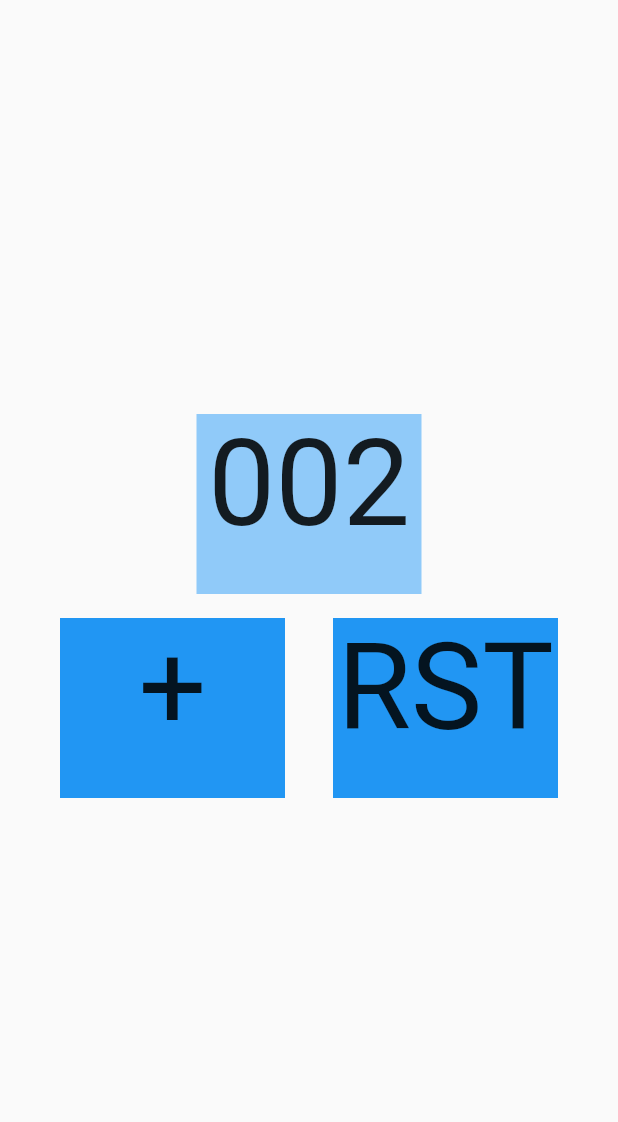
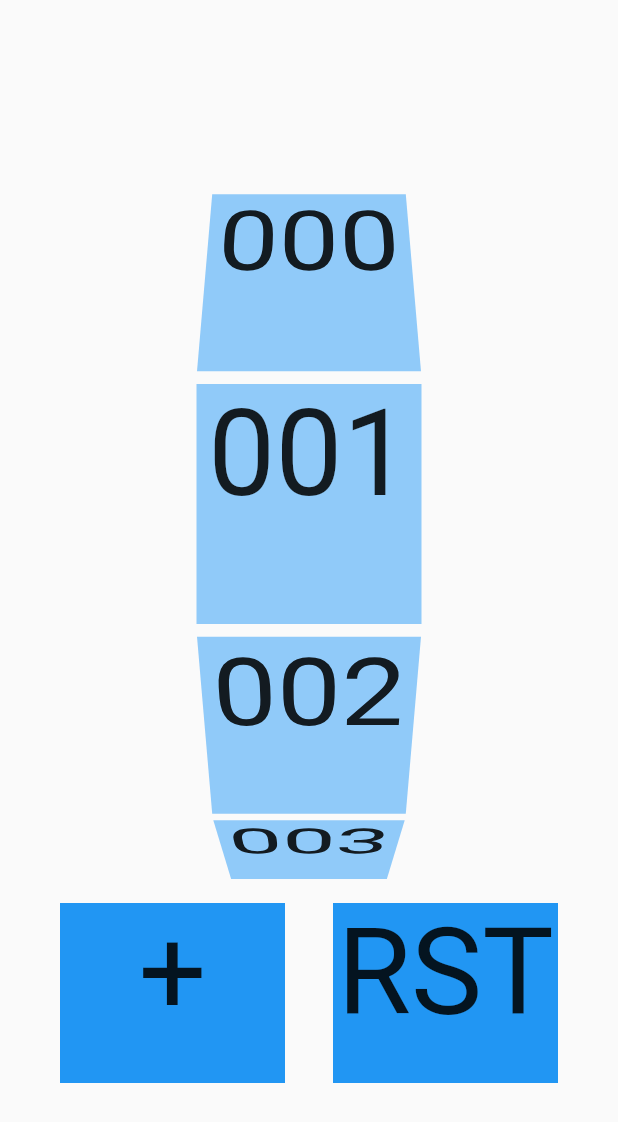
Before and after one commit to Demenciusz/WindowsApp, a Flutter app: the screen it shows after launch, after a tap on an icon or button, on a phone screen of 412 x 824 dp. Shown: the top 1122 px of the screen. Run offline on Flutter 3.47's test engine with Material 2 defaults, Android fonts, the phone set to English and light mode, and no system bars.

```diff
--- a/lib/main.dart
+++ b/lib/main.dart
@@ -15,7 +15,7 @@ class MyApp extends StatelessWidget {
       theme: ThemeData(
         primarySwatch: Colors.blue,
       ),
-      home: HomePage(),
+      home: const HomePage(),
     );
   }
 }
--- a/lib/pages/home_page.dart
+++ b/lib/pages/home_page.dart
@@ -10,7 +10,14 @@ class HomePage extends StatefulWidget {
 }
 
 class _HomePageState extends State<HomePage> {
-  int i = 1;
+  final List<Widget> list =
+      List<Widget>.generate(999, (index) => Display(value: index));
+  late FixedExtentScrollController controller;
+  @override
+  void initState() {
+    super.initState();
+    controller = FixedExtentScrollController();
+  }
 
   @override
   Widget build(BuildContext context) {
@@ -18,8 +25,15 @@ class _HomePageState extends State<HomePage> {
       body: Column(
         mainAxisAlignment: MainAxisAlignment.center,
         children: [
-          Display(
-            value: i,
+          SizedBox(
+            width: 200,
+            height: 500,
+            child: ListWheelScrollView(
+              controller: controller,
+              physics: const FixedExtentScrollPhysics(),
+              itemExtent: 160,
+              children: list,
+            ),
           ),
           Row(
             mainAxisAlignment: MainAxisAlignment.center,
@@ -27,7 +41,9 @@ class _HomePageState extends State<HomePage> {
               ButtonWidget(
                 fun: () {
                   setState(() {
-                    i++;
+                    controller.animateToItem(controller.selectedItem + 1,
+                        duration: const Duration(milliseconds: 100),
+                        curve: Curves.easeInOut);
                   });
                 },
                 widgetText: '+',
@@ -35,7 +51,10 @@ class _HomePageState extends State<HomePage> {
               ButtonWidget(
                 fun: () {
                   setState(() {
-                    i = 0;
+                    controller.animateToItem(0,
+                        duration: Duration(
+                            milliseconds: controller.selectedItem * 50),
+                        curve: Curves.easeInOut);
                   });
                 },
                 widgetText: 'RST',
--- a/pubspec.yaml
+++ b/pubspec.yaml
@@ -36,6 +36,7 @@ dependencies:
   # The following adds the Cupertino Icons font to your application.
   # Use with the CupertinoIcons class for iOS style icons.
   cupertino_icons: ^1.0.2
+  wheel_chooser: ^1.0.0
 
 dev_dependencies:
   flutter_test:
```
Also changed, not shown: pubspec.lock.
